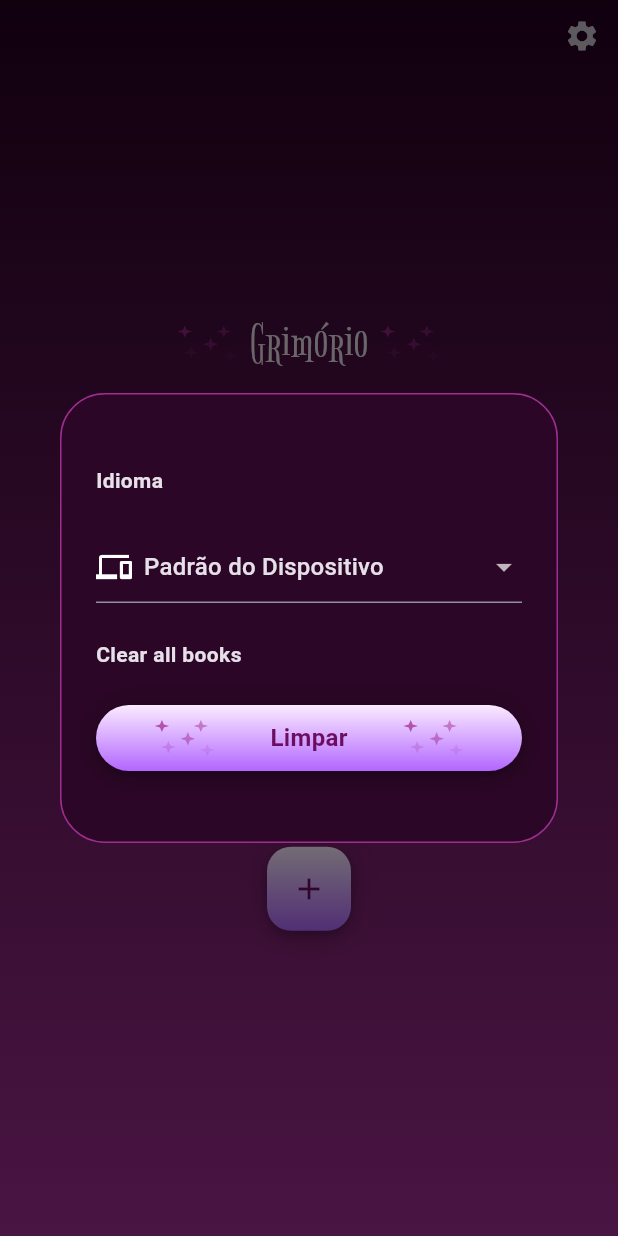
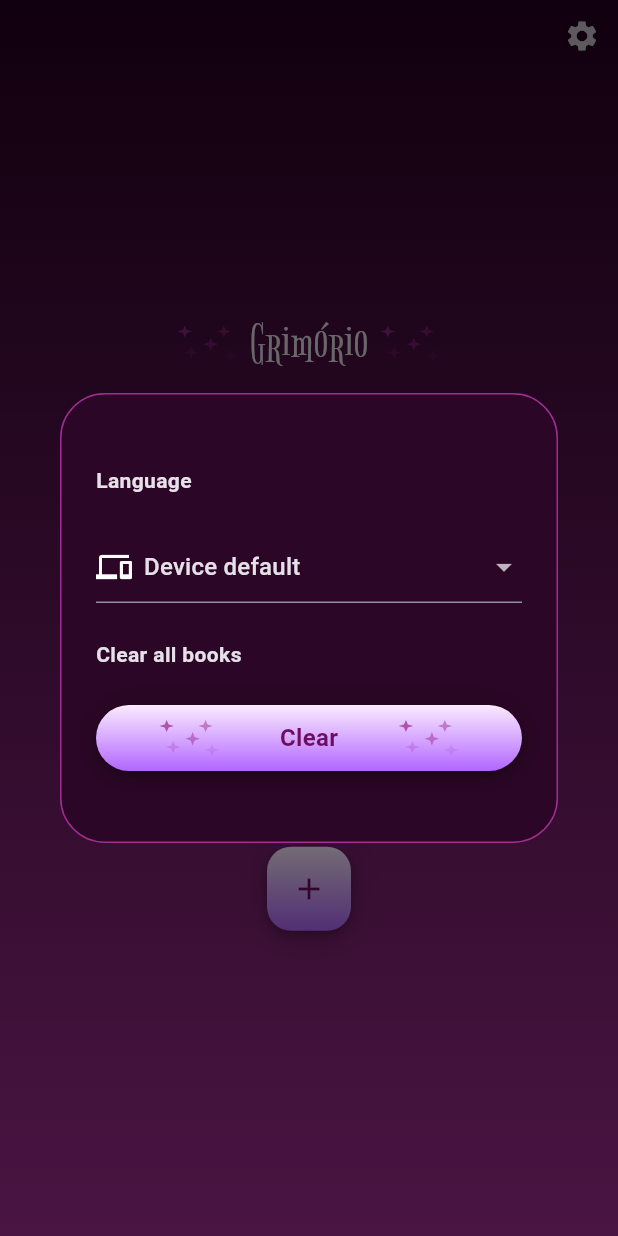
Before and after one commit to alura-cursos/flutter_i18n, a Flutter app: the Home screen opened directly, after a tap on the "settings" icon, on a phone screen of 412 x 824 dp. Run offline on Flutter 3.47's test engine with Material 3 defaults, Android fonts, the phone set to English and light mode, and no system bars; our stand-ins replace carousel_slider, flutter_svg, lottie, sqflite; accounts and stored records are empty; generated files the repository leaves out were written again.

Commit message:
mnm - localizando dialog de configuracao

```diff
--- a/lib/controller/localization_manager.dart
+++ b/lib/controller/localization_manager.dart
@@ -9,13 +9,22 @@ class LocalizationManager with ChangeNotifier {
   final Map<String, Map<String, String>> _mapLanguages = {
     "pt": {
       "clearBooksText": "Limpar todos os livros",
+      "languageText": "Idioma",
+      "clearButton": "Limpar",
+      "defaultDeviceLanguageItem": "Padrão do dispositivo"
+    },
+    "es": {
+      "clearBooksText": "Eliminar todos los libros",
+      "languageText": "Idioma",
+      "clearButton": "Limpiar",
+      "defaultDeviceLanguageItem": "Estándar del dispositivo"
     },
     "en": {
       "clearBooksText": "Clear all books",
+      "languageText": "Language",
+      "clearButton": "Clear",
+      "defaultDeviceLanguageItem": "Device default"
     },
-    "es": {
-      "clearBooksText": "Eliminar todos los libros",
-    }
   };
 
   setLanguage(String newCode) {
@@ -30,4 +39,8 @@ class LocalizationManager with ChangeNotifier {
   }
 
   String get clearBooksText => _getSentence("clearBooksText");
+  String get languageText => _getSentence("languageText");
+  String get clearButton => _getSentence("clearButton");
+  String get defaultDeviceLanguageItem =>
+      _getSentence("defaultDeviceLanguageItem");
 }
--- a/lib/screens/components/settings_dialog.dart
+++ b/lib/screens/components/settings_dialog.dart
@@ -44,17 +44,24 @@ class _SettingsDialogState extends State<_SettingsDialog> {
         mainAxisAlignment: MainAxisAlignment.spaceEvenly,
         crossAxisAlignment: CrossAxisAlignment.stretch,
         children: [
-          const Text("Idioma", style: TextStyle(fontWeight: FontWeight.bold)),
+          Text(
+            context.watch<LocalizationManager>().languageText,
+            style: const TextStyle(
+              fontWeight: FontWeight.bold,
+            ),
+          ),
           DropdownButtonFormField<DisplayedLanguages>(
             value: _language,
             items: [
-              const DropdownMenuItem(
+              DropdownMenuItem(
                 value: DisplayedLanguages.device,
                 child: Row(
                   children: [
-                    Icon(Icons.devices, size: 24),
-                    SizedBox(width: 8),
-                    Text("Padrão do Dispositivo"),
+                    const Icon(Icons.devices, size: 24),
+                    const SizedBox(width: 8),
+                    Text(context
+                        .watch<LocalizationManager>()
+                        .defaultDeviceLanguageItem),
                   ],
                 ),
               ),
@@ -111,7 +118,7 @@ class _SettingsDialogState extends State<_SettingsDialog> {
             ),
           ),
           PrimaryButton(
-            text: "Limpar",
+            text: context.watch<LocalizationManager>().clearButton,
             onTap: () {
               wipeBooks();
             },
```
